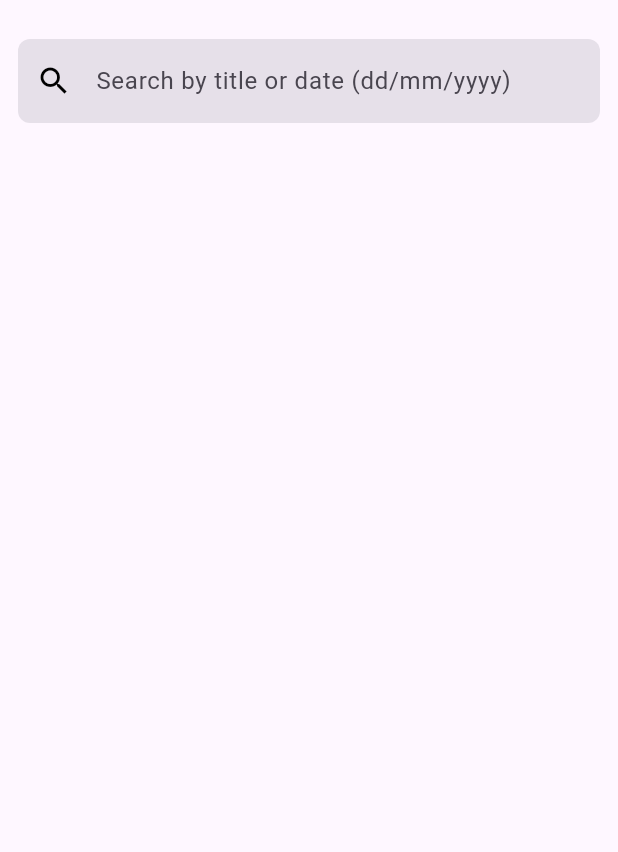
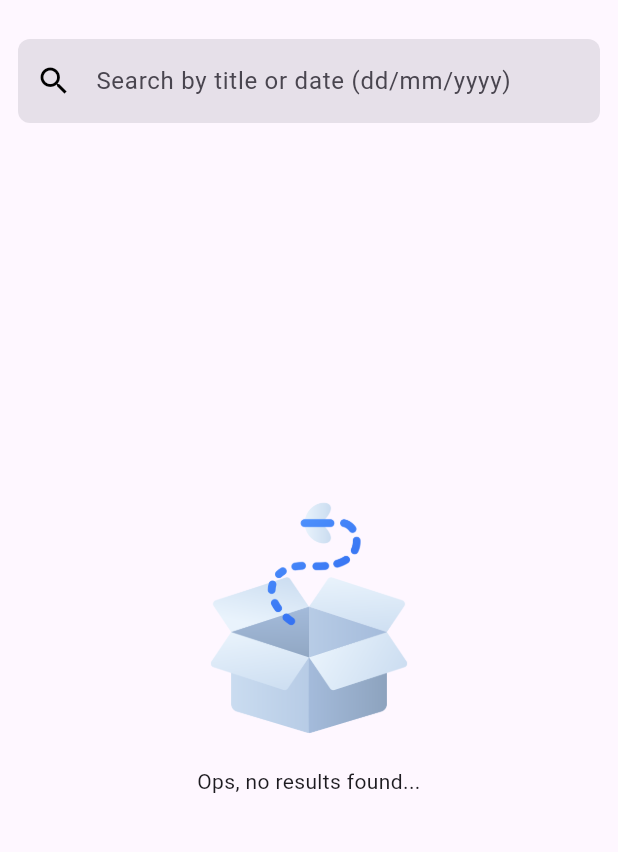
Before and after one commit to ratsilva/nasa_apod, a Flutter app: the screen it shows after launch, on a phone screen of 412 x 824 dp, the part 63-915 px from its top. Run offline on Flutter 3.47's test engine with Material 3 defaults, Android fonts, the phone set to English and light mode, and no system bars; our stand-ins replace bloc, cached_network_image, dio, flutter_bloc, freezed_annotation, get_it and 5 more; accounts and stored records are empty; network calls fail.

Commit message:
:sparkles: feat(nasa_picture_presentation): adding pull to refresh feature

```diff
--- a/apps/features/nasa_picture/nasa_picture_presentation/lib/src/list/components/nasa_picture_grid_view.dart
+++ b/apps/features/nasa_picture/nasa_picture_presentation/lib/src/list/components/nasa_picture_grid_view.dart
@@ -18,6 +18,25 @@ class NasaPictureGridView extends StatelessWidget {
 
   @override
   Widget build(BuildContext context) {
+    if (pictures.isEmpty) {
+      return Stack(children: [
+        Column(
+          mainAxisSize: MainAxisSize.max,
+          mainAxisAlignment: MainAxisAlignment.center,
+          crossAxisAlignment: CrossAxisAlignment.stretch,
+          children: [
+            Flexible(child: Image.asset("assets/images/empty-box.png", fit: BoxFit.contain)),
+            const SizedBox(height: 16),
+            Flexible(
+              child: Text("Ops, no results found...", textAlign: TextAlign.center),
+              flex: 3,
+            ),
+          ],
+        ),
+        ListView(),
+      ]);
+    }
+
     return GridView.builder(
       gridDelegate: SliverGridDelegateWithFixedCrossAxisCount(
         crossAxisCount: context.columnCount,
--- a/apps/features/nasa_picture/nasa_picture_presentation/lib/src/list/screen/nasa_picture_list_screen.dart
+++ b/apps/features/nasa_picture/nasa_picture_presentation/lib/src/list/screen/nasa_picture_list_screen.dart
@@ -11,12 +11,14 @@ class NasaPictureListScreen extends StatelessWidget with Screen {
   final Function(String) onSearchChanged;
   final Function(NasaPicture, BuildContext) onItemTapped;
   final VoidCallback onListEndReached;
+  final Future<void> Function() onManualRefreshed;
 
   const NasaPictureListScreen({
     required this.state,
     required this.onSearchChanged,
     required this.onItemTapped,
     required this.onListEndReached,
+    required this.onManualRefreshed,
     super.key,
   });
 
@@ -34,6 +36,7 @@ class NasaPictureListScreen extends StatelessWidget with Screen {
         onSearchChanged: onSearchChanged,
         onItemTapped: onItemTapped,
         onListEndReached: onListEndReached,
+        onManualRefreshed: onManualRefreshed,
       );
     }
 
@@ -79,12 +82,14 @@ class _SuccessContent extends StatelessWidget {
   final Function(String) onSearchChanged;
   final Function(NasaPicture, BuildContext) onItemTapped;
   final VoidCallback onListEndReached;
+  final Future<void> Function() onManualRefreshed;
 
   const _SuccessContent({
     required this.pictures,
     required this.onSearchChanged,
     required this.onItemTapped,
     required this.onListEndReached,
+    required this.onManualRefreshed,
   });
 
   @override
@@ -111,7 +116,10 @@ class _SuccessContent extends StatelessWidget {
             child: GestureDetector(
               onTap: () => FocusScope.of(context).unfocus(),
               onVerticalDragDown: (_) => FocusScope.of(context).unfocus(),
-              child: gridView,
+              child: RefreshIndicator(
+                onRefresh: onManualRefreshed,
+                child: gridView,
+              ),
             ),
           ),
         ],
--- a/apps/nasa_apod_app/pubspec.yaml
+++ b/apps/nasa_apod_app/pubspec.yaml
@@ -35,3 +35,4 @@ flutter:
 
   assets:
     - assets/config/
+    - assets/images/
```
Also changed, not shown: apps/features/nasa_picture/nasa_picture_presentation/lib/src/list/nasa_picture_list_provider.dart (+8 -0 lines), apps/nasa_apod_app/assets/images/empty-box.png (added), 1 other file.
